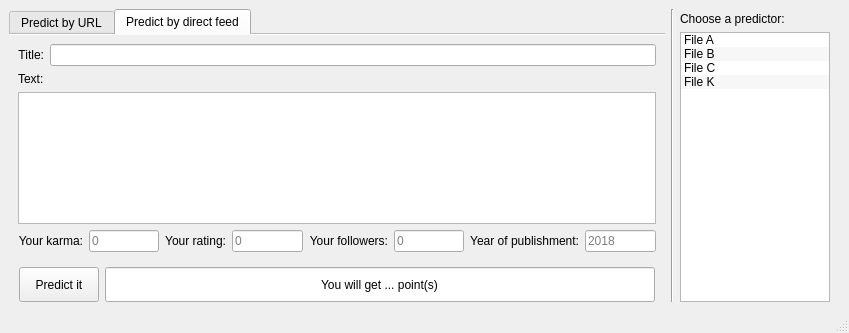
Old version of the form src/habrating/mainwindow.ui in the repository mmmm1998/---.
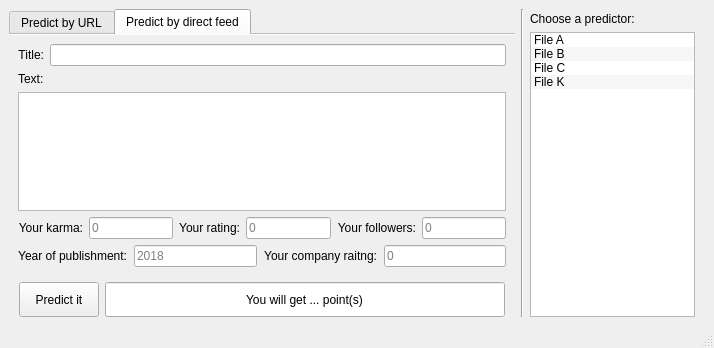
New version of the form. The open tabs and pages were chosen to show the change.

Commit message: Added company rating field

Patch:
```diff
--- a/src/habrating/mainwindow.ui
+++ b/src/habrating/mainwindow.ui
@@ -6,8 +6,8 @@
    <rect>
     <x>0</x>
     <y>0</y>
-    <width>849</width>
-    <height>333</height>
+    <width>714</width>
+    <height>348</height>
    </rect>
   </property>
   <property name="windowTitle">
@@ -17,7 +17,7 @@
    <bool>false</bool>
   </property>
   <widget class="QWidget" name="centralwidget">
-   <layout class="QHBoxLayout" name="horizontalLayout_2">
+   <layout class="QHBoxLayout" name="horizontalLayout_3">
     <item>
      <layout class="QVBoxLayout" name="verticalLayout_2">
       <property name="sizeConstraint">
@@ -280,6 +280,16 @@
                  </property>
                 </widget>
                </item>
+              </layout>
+             </item>
+            </layout>
+           </widget>
+          </item>
+          <item row="1" column="0">
+           <layout class="QHBoxLayout" name="horizontalLayout_2">
+            <property name="spacing">
+             <number>7</number>
+            </property>
                <item>
                 <widget class="QLabel" name="label_year">
                  <property name="text">
@@ -315,10 +325,30 @@
                  </property>
                 </widget>
                </item>
-              </layout>
-             </item>
-            </layout>
-           </widget>
+            <item>
+             <widget class="QLabel" name="label_comrating">
+              <property name="text">
+               <string>Your company raitng:</string>
+              </property>
+              <property name="alignment">
+               <set>Qt::AlignRight|Qt::AlignTrailing|Qt::AlignVCenter</set>
+              </property>
+             </widget>
+            </item>
+            <item>
+             <widget class="QLineEdit" name="comrating_edit">
+              <property name="minimumSize">
+               <size>
+                <width>55</width>
+                <height>0</height>
+               </size>
+              </property>
+              <property name="placeholderText">
+               <string>0</string>
+              </property>
+             </widget>
+            </item>
+           </layout>
           </item>
          </layout>
         </widget>
@@ -361,7 +391,7 @@
          <widget class="QLineEdit" name="result_field">
           <property name="minimumSize">
            <size>
-            <width>250</width>
+            <width>275</width>
             <height>35</height>
            </size>
           </property>
```
Left out of the diff: 3 changed lines with no effect on the pictures. Lines whose indentation alone changed are shown as unchanged. The commit also changes 1 other file.
